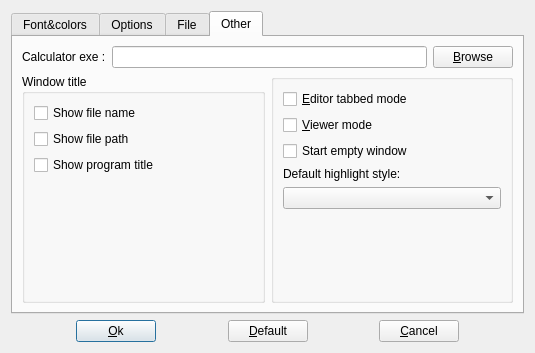
This is src/setupdialog.ui in GCodeProjects/GCodeWorkShop as Qt 5 draws it before an edit. The edited form follows.
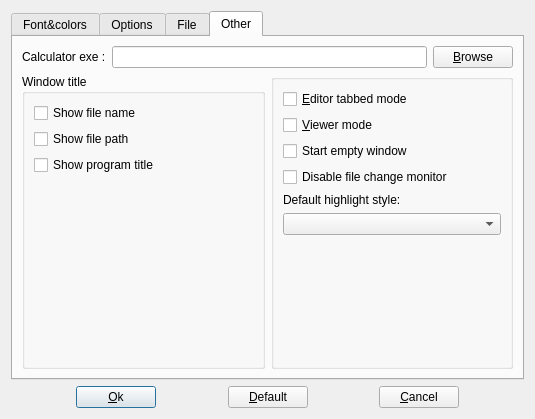
This is the edited form. The open tabs and pages were chosen to show the change. Icons and pictures are not drawn.

Patch:
```diff
--- a/src/setupdialog.ui
+++ b/src/setupdialog.ui
@@ -7,7 +7,7 @@
     <x>0</x>
     <y>0</y>
     <width>535</width>
-    <height>353</height>
+    <height>419</height>
    </rect>
   </property>
   <property name="windowTitle">
@@ -739,7 +739,7 @@
               </property>
              </widget>
             </item>
-            <item row="3" column="0">
+            <item row="4" column="0">
              <spacer name="verticalSpacer_5">
               <property name="orientation">
                <enum>Qt::Vertical</enum>
@@ -778,7 +778,7 @@
               </property>
              </widget>
             </item>
-            <item row="5" column="1">
+            <item row="6" column="1">
              <spacer name="verticalSpacer">
               <property name="orientation">
                <enum>Qt::Vertical</enum>
@@ -791,14 +791,14 @@
               </property>
              </spacer>
             </item>
-            <item row="4" column="1">
+            <item row="5" column="1">
              <widget class="QComboBox" name="highlightModeComboBox">
               <property name="toolTip">
                <string>Default highlight style and tooltip mode</string>
               </property>
              </widget>
             </item>
-            <item row="3" column="1">
+            <item row="4" column="1">
              <widget class="QLabel" name="label_6">
               <property name="text">
                <string>Default highlight style:</string>
@@ -815,6 +815,16 @@
               </property>
              </widget>
             </item>
+            <item row="3" column="1">
+             <widget class="QCheckBox" name="disableFileChangeMonitorCheckBox">
+              <property name="toolTip">
+               <string>Do not show warning message when open file is modified by another application.</string>
+              </property>
+              <property name="text">
+               <string>Disable file change monitor</string>
+              </property>
+             </widget>
+            </item>
            </layout>
           </widget>
          </item>
```
Left out of the diff: 3 changed lines with no effect on the pictures.
